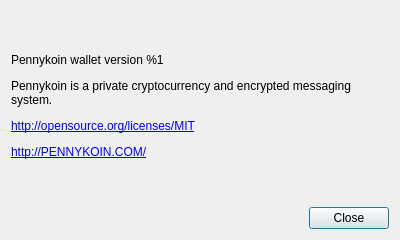
Before: the Qt Designer form src/gui/ui/aboutdialog.ui in Pennykoin/QTPenny, drawn with Qt 5.
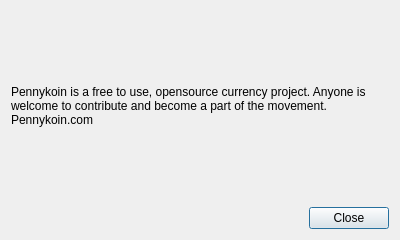
After: the same form once the commit is applied.

Commit message: fixes&color for patch

Diff of the .ui file:
```diff
--- a/src/gui/ui/aboutdialog.ui
+++ b/src/gui/ui/aboutdialog.ui
@@ -41,10 +41,10 @@
       </sizepolicy>
      </property>
      <property name="text">
-      <string>&lt;html&gt;&lt;head/&gt;&lt;body&gt;&lt;p&gt;Pennykoin wallet version %1&lt;/p&gt;&lt;p&gt;Pennykoin is a private cryptocurrency and encrypted messaging system.&lt;/p&gt;&lt;p&gt;&lt;a href=&quot;http://opensource.org/licenses/MIT&quot;&gt;&lt;span style=&quot; text-decoration: underline; color:#0000ff;&quot;&gt;http://opensource.org/licenses/MIT&lt;/span&gt;&lt;/a&gt;&lt;/p&gt;&lt;p&gt;&lt;a href=&quot;http://pennykoin.com/&quot;&gt;&lt;span style=&quot; text-decoration: underline; color:#0000ff;&quot;&gt;http://PENNYKOIN.COM/&lt;/span&gt;&lt;/a&gt;&lt;/p&gt;&lt;/body&gt;&lt;/html&gt;</string>
+      <string>Pennykoin is a free to use, opensource currency project. Anyone is welcome to contribute and become a part of the movement. Pennykoin.com</string>
      </property>
      <property name="textFormat">
-      <enum>Qt::RichText</enum>
+      <enum>Qt::PlainText</enum>
      </property>
      <property name="wordWrap">
       <bool>true</bool>
```
The commit also changes 6 other files.
